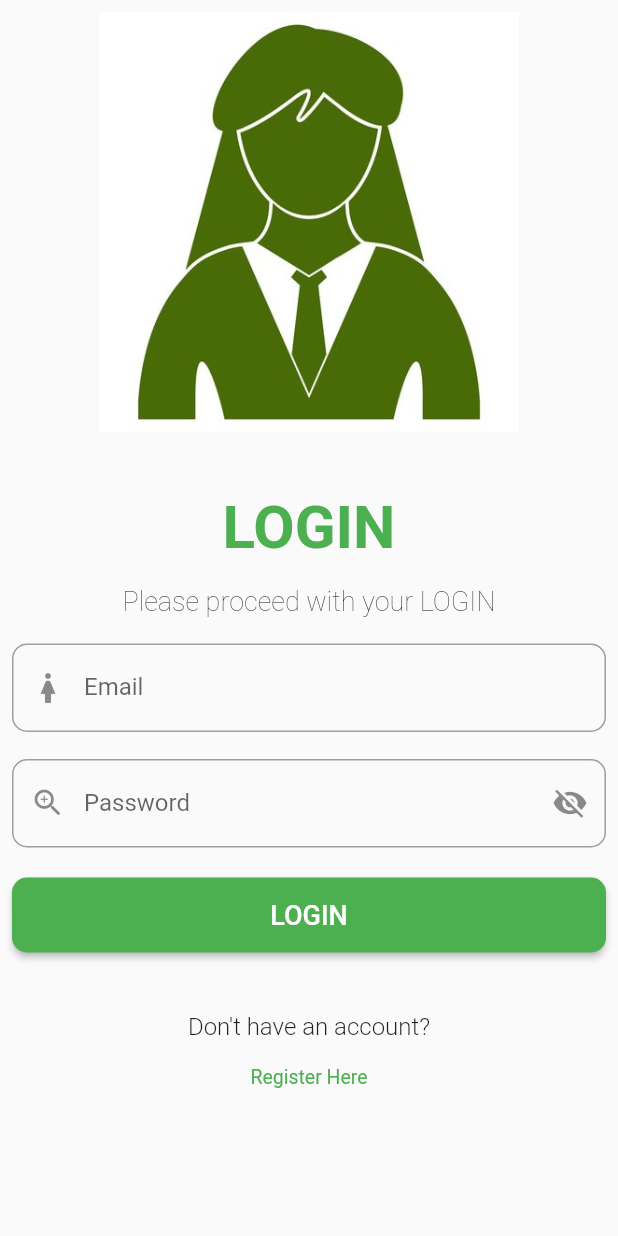
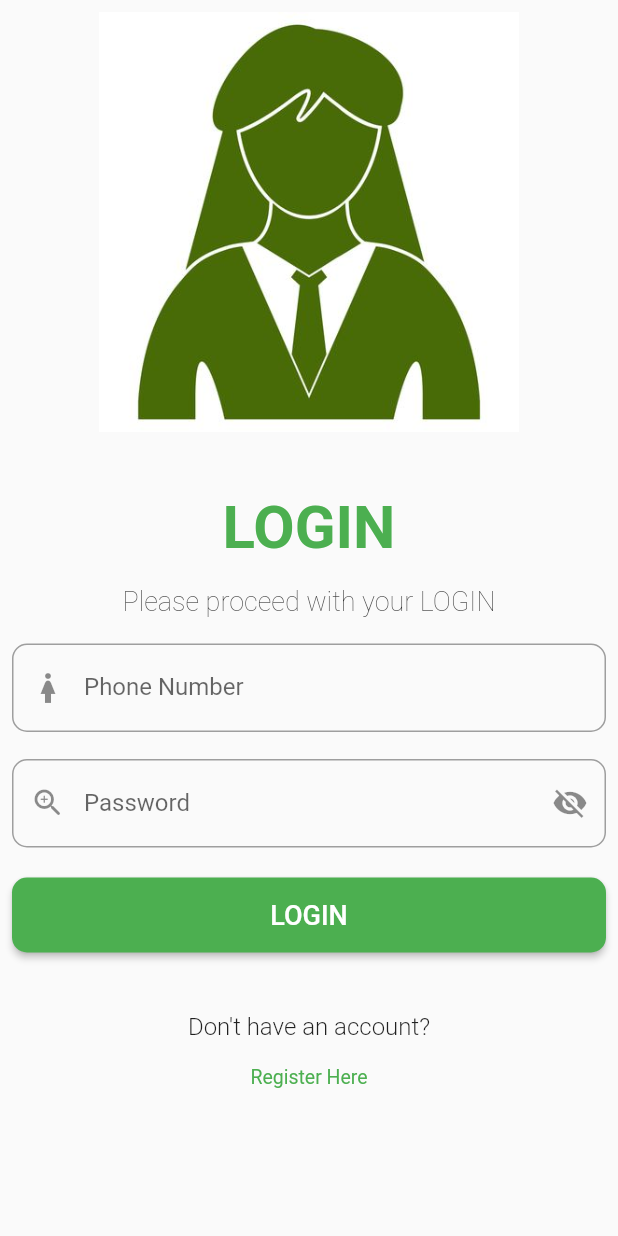
Before and after one commit to shreyyag/surakshya--safety-app-for-women, a Flutter app: the screen it shows after launch, on a phone screen of 412 x 824 dp. Run offline on Flutter 3.47's test engine with Material 2 defaults, Android fonts, the phone set to English and light mode, and no system bars; our stand-ins replace audioplayers, contacts_service, fluttertoast, geocoding, geolocator, jwt_decoder and 4 more; missing offline and left inert: background_sms, flutter_phone_direct_caller, flutter_sms; accounts and stored records are empty.

```diff
--- a/lib/child/bottom_nav.dart
+++ b/lib/child/bottom_nav.dart
@@ -17,7 +17,7 @@ class BottomNav extends StatefulWidget {
 }
 
 class _BottomNavState extends State<BottomNav> {
-  late String email;
+  late String number;
 
   int currentIndex = 0;
 
@@ -37,7 +37,7 @@ class _BottomNavState extends State<BottomNav> {
     super.initState();
     Map<String, dynamic> jwtDecodedToken = JwtDecoder.decode(widget.token);
 
-    email = jwtDecodedToken['email'];
+    number = jwtDecodedToken['number'];
   }
 
   @override
@@ -72,7 +72,7 @@ class _BottomNavState extends State<BottomNav> {
                 Icons.home,
               )),
           // BottomNavigationBarItem(
-          //     label: email,
+          //     label: number,
           //     icon: Icon(
           //       Icons.contact_page,
           //     )),
--- a/lib/homeWidgets/sendLocation.dart
+++ b/lib/homeWidgets/sendLocation.dart
@@ -23,7 +23,7 @@ class _LocationState extends State<Location> {
   ///////add geolocator and geocoder
   Position? _currentPosition;
   String? _currentAddress;
-  String? _subLocatlity;
+  String? _subLocality;
   String? _subAdministrativeArea;
   String? _subName;
   String? _postalCode;
@@ -151,7 +151,7 @@ class _LocationState extends State<Location> {
       } else {
         final place = placemarks[0];
         setState(() {
-          _subLocatlity = place.subLocality;
+          _subLocality = place.subLocality;
           _subAdministrativeArea = place.subAdministrativeArea;
           _subName = place.name;
           _postalCode = place.postalCode;
@@ -188,7 +188,7 @@ class _LocationState extends State<Location> {
   void markAsUnsafe() async {
     if (_currentAddress != null) {
       var reqBody = {
-        "subLocatlity": _subLocatlity,
+        "subLocality": _subLocality,
         "subAdministrativeArea": _subAdministrativeArea,
         "namee": _subName,
         "postalCode": _postalCode,
--- a/lib/pages/register_user.dart
+++ b/lib/pages/register_user.dart
@@ -18,7 +18,7 @@ class _RegisterUserState extends State<RegisterUser> {
   bool isPasswordShown = true;
   //textfield controllers
   final TextEditingController nameController = TextEditingController();
-  final TextEditingController emailController = TextEditingController();
+  final TextEditingController numberController = TextEditingController();
   final TextEditingController passwordController = TextEditingController();
 
   final _formKey = GlobalKey<FormState>();
@@ -35,12 +35,12 @@ class _RegisterUserState extends State<RegisterUser> {
   //function to register user
   void registerUser() async {
     if (nameController.text.isNotEmpty &&
-        emailController.text.isNotEmpty &&
+        numberController.text.isNotEmpty &&
         passwordController.text.isNotEmpty &&
         _selectedVal == _selectedVal) {
       var regBody = {
         "name": nameController.text,
-        "email": emailController.text,
+        "number": numberController.text,
         "password": passwordController.text,
         "role": _selectedVal
       };
@@ -127,7 +127,7 @@ class _RegisterUserState extends State<RegisterUser> {
             ),
             SizedBox(height: 18),
             CustomTextField(
-              controller: emailController,
+              controller: numberController,
               hintText: "Email",
               textInputAction: TextInputAction.next,
               keyboardtype: TextInputType.emailAddress,
--- a/lib/pages/user_login.dart
+++ b/lib/pages/user_login.dart
@@ -22,7 +22,7 @@ class LoginOptions extends StatefulWidget {
 class LoginOptionsState extends State<LoginOptions> {
   //defining controllers
   bool isPasswordShown = true;
-  TextEditingController emailController = TextEditingController();
+  TextEditingController numberController = TextEditingController();
   TextEditingController passwordController = TextEditingController();
 
   final _formKey = GlobalKey<FormState>();
@@ -40,9 +40,10 @@ class LoginOptionsState extends State<LoginOptions> {
   }
 
   void loginUser() async {
-    if (emailController.text.isNotEmpty && passwordController.text.isNotEmpty) {
+    if (numberController.text.isNotEmpty &&
+        passwordController.text.isNotEmpty) {
       var reqBody = {
-        "email": emailController.text,
+        "number": numberController.text,
         "password": passwordController.text,
       };
 
@@ -107,14 +108,14 @@ class LoginOptionsState extends State<LoginOptions> {
                 ),
                 SizedBox(height: 18),
                 CustomTextField(
-                  controller: emailController,
-                  hintText: "Email",
+                  controller: numberController,
+                  hintText: "Phone Number",
                   textInputAction: TextInputAction.next,
-                  keyboardtype: TextInputType.emailAddress,
+                  keyboardtype: TextInputType.number,
                   prefix: Icon(Icons.woman),
                   validate: (number) {
-                    if (number!.isEmpty || number.length < 10) {
-                      return 'Enter correct email!';
+                    if (number!.isEmpty || number.length < 10 || number.length > 10) {
+                      return 'Enter correct number!';
                     }
                     return null;
                   },
```
Also changed, not shown: lib/child/bottom_screens/contacts_screen.dart (+34 -34 lines), lib/config.dart (+5 -2 lines).
